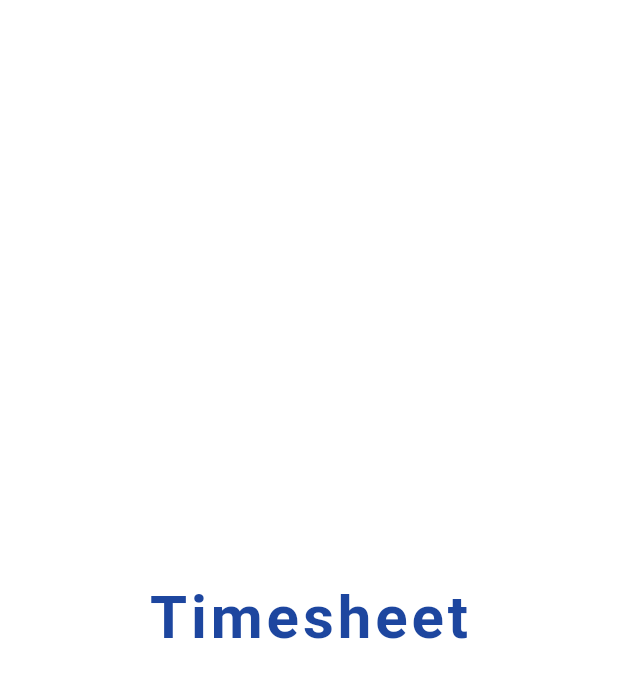
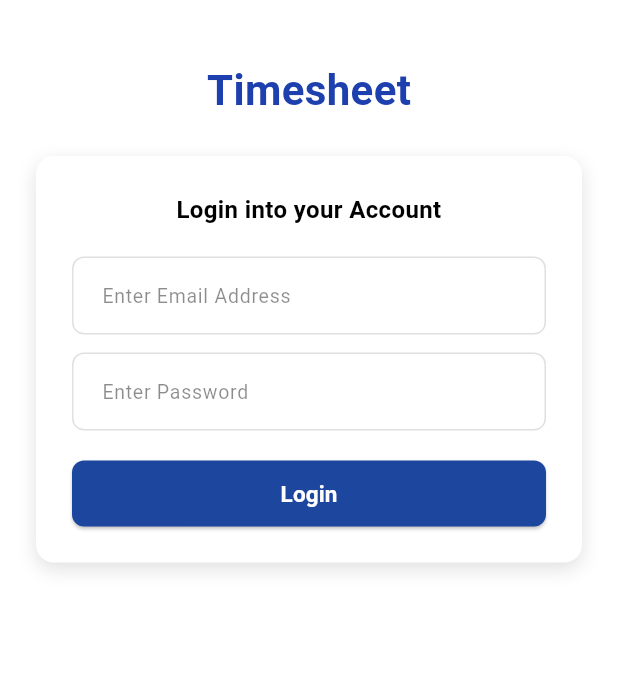
Before and after one commit to Ammara-Akbar/TimeSheet, a Flutter app: the first screen one second after launch, on a phone screen of 412 x 824 dp. Shown: the top 678 px of the screen. Run offline on Flutter 3.47's test engine with Material 3 defaults, Android fonts, the phone set to English and light mode, and no system bars.

Commit message:
web login screen -------------

```diff
--- a/timesheet/lib/main.dart
+++ b/timesheet/lib/main.dart
@@ -1,4 +1,5 @@
 import 'package:flutter/material.dart';
+import 'package:timesheet/screens/web/web_login_screen.dart';
 import 'package:timesheet/splash_screen.dart';
 
 void main() {
@@ -13,7 +14,8 @@ class MyApp extends StatelessWidget {
   Widget build(BuildContext context) {
     return MaterialApp(
      debugShowCheckedModeBanner: false,
-      home: SplashScreen()
+      home:WebLoginScreen()
+      //  SplashScreen()
     );
   }
 }
--- /dev/null
+++ b/timesheet/lib/screens/web/common_widgets/custom_button.dart
@@ -0,0 +1,38 @@
+
+import 'package:flutter/material.dart';
+import 'package:timesheet/utils/colors.dart';
+
+class CustomButton extends StatelessWidget {
+  final String title;
+  final VoidCallback? ontap;
+  final Color color;
+  const CustomButton({
+    super.key, required this.title, this.ontap,  this.color=AppColors.primaryColor,
+  });
+
+  @override
+  Widget build(BuildContext context) {
+    return SizedBox(
+      width: double.infinity,
+      height: 40,
+      child: ElevatedButton(
+        style: ElevatedButton.styleFrom(
+          backgroundColor: color,
+          shape: RoundedRectangleBorder(
+
+            borderRadius: BorderRadius.circular(50),
+          ),
+        ),
+       onPressed:ontap,
+        child:  Text(
+         title,
+          style: TextStyle(
+            fontWeight: FontWeight.w600,
+            fontSize: 16, color: Colors.white),
+        ),
+      ),
+    );
+
+
+  }
+}
--- /dev/null
+++ b/timesheet/lib/screens/web/web_login_screen.dart
@@ -0,0 +1,202 @@
+import 'package:flutter/material.dart';
+import 'package:timesheet/utils/colors.dart';
+
+class WebLoginScreen extends StatelessWidget {
+  const WebLoginScreen({super.key});
+
+  @override
+  Widget build(BuildContext context) {
+    return Scaffold(
+      backgroundColor: Colors.white,
+      body: LayoutBuilder(
+        builder: (context, constraints) {
+          final width = constraints.maxWidth;
+
+          // Small screen (mobile/tablet) layout
+          if (width < 800) {
+            return SingleChildScrollView(
+              child: Padding(
+                padding: const EdgeInsets.symmetric(horizontal: 24, vertical: 40),
+                child: Column(
+                  crossAxisAlignment: CrossAxisAlignment.center,
+                  children: const [
+                    LoginCard(),
+                  ],
+                ),
+              ),
+            );
+          }
+
+          // Web large screen layout
+          return Row(
+            children: [
+              // Left side (Login form)
+              Expanded(
+                flex: 5,
+                child: Center(
+                  child: ConstrainedBox(
+                    constraints: const BoxConstraints(maxWidth: 400),
+                    child: const LoginCard(),
+                  ),
+                ),
+              ),
+
+              // Right side (Image)
+              Expanded(
+                flex: 5,
+                child: Container(
+                  margin: const EdgeInsets.all(16),
+                  decoration: BoxDecoration(
+                    borderRadius: BorderRadius.circular(8),
+                    image: const DecorationImage(
+                      image: AssetImage("assets/webimage.jpg"),
+                      fit: BoxFit.cover,
+                    ),
+                  ),
+                ),
+              ),
+            ],
+          );
+        },
+      ),
+    );
+  }
+}
+
+class LoginCard extends StatefulWidget {
+  const LoginCard({super.key});
+
+  @override
+  State<LoginCard> createState() => _LoginCardState();
+}
+
+class _LoginCardState extends State<LoginCard> {
+  final _formKey = GlobalKey<FormState>();
+  final TextEditingController emailCtrl = TextEditingController();
+  final TextEditingController passwordCtrl = TextEditingController();
+
+  @override
+  void dispose() {
+    emailCtrl.dispose();
+    passwordCtrl.dispose();
+    super.dispose();
+  }
+
+  @override
+  Widget build(BuildContext context) {
+    return Form(
+      key: _formKey,
+      child: Column(
+        mainAxisSize: MainAxisSize.min,
+        crossAxisAlignment: CrossAxisAlignment.center,
+        children: [
+          // Title
+          const Text(
+            "Timesheet",
+            style: TextStyle(
+              fontSize: 28,
+              fontWeight: FontWeight.w600,
+              color: Color(0xFF1E40AF), // dark blue
+            ),
+          ),
+          const SizedBox(height: 24),
+
+          // Card box
+          Container(
+            padding: const EdgeInsets.all(24),
+            decoration: BoxDecoration(
+              color: Colors.white,
+              borderRadius: BorderRadius.circular(12),
+              boxShadow: [
+                BoxShadow(
+                  color: Colors.black12,
+                  blurRadius: 10,
+                  offset: const Offset(0, 4),
+                ),
+              ],
+            ),
+            child: Column(
+              crossAxisAlignment: CrossAxisAlignment.stretch,
+              children: [
+                const Text(
+                  "Login into your Account",
+                  style: TextStyle(
+                    fontWeight: FontWeight.w600,
+                    fontSize: 16,
+                    color: Colors.black,
+                  ),
+                  textAlign: TextAlign.center,
+                ),
+                const SizedBox(height: 20),
+
+                // Email
+                TextField(
+                  controller: emailCtrl,
+                  decoration: InputDecoration(
+                    hintText: "Enter Email Address",
+                    hintStyle: const TextStyle(fontSize: 13, color: Colors.black45),
+                    contentPadding: const EdgeInsets.symmetric(horizontal: 16, vertical: 14),
+                    border: OutlineInputBorder(
+                      borderRadius: BorderRadius.circular(8),
+                      borderSide: BorderSide(color: Colors.grey.shade300),
+                    ),
+                    enabledBorder: OutlineInputBorder(
+                      borderRadius: BorderRadius.circular(8),
+                      borderSide: BorderSide(color: Colors.grey.shade300),
+                    ),
+                  ),
+                ),
+                const SizedBox(height: 12),
+
+                // Password
+                TextField(
+                  controller: passwordCtrl,
+                  obscureText: true,
+                  decoration: InputDecoration(
+                    hintText: "Enter Password",
+                    hintStyle: const TextStyle(fontSize: 13, color: Colors.black45),
+                    contentPadding: const EdgeInsets.symmetric(horizontal: 16, vertical: 14),
+                    border: OutlineInputBorder(
+                      borderRadius: BorderRadius.circular(8),
+                      borderSide: BorderSide(color: Colors.grey.shade300),
+                    ),
+                    enabledBorder: OutlineInputBorder(
+                      borderRadius: BorderRadius.circular(8),
+                      borderSide: BorderSide(color: Colors.grey.shade300),
+                    ),
+                  ),
+                ),
+                const SizedBox(height: 20),
+
+                // Login button
+                SizedBox(
+                  width: double.infinity,
+                  height: 44,
+                  child: ElevatedButton(
+                    style: ElevatedButton.styleFrom(
+                      backgroundColor: AppColors.primaryColor,
+                      shape: RoundedRectangleBorder(
+                        borderRadius: BorderRadius.circular(8),
+                      ),
+                    ),
+                    onPressed: () {
+                      // handle login
+                    },
+                    child: const Text(
+                      "Login",
+                      style: TextStyle(
+                        fontSize: 15,
+                        fontWeight: FontWeight.w600,
+                        color: Colors.white,
+                      ),
+                    ),
+                  ),
+                ),
+              ],
+            ),
+          ),
+        ],
+      ),
+    );
+  }
+}
```
Also changed, not shown: 1 other file.
